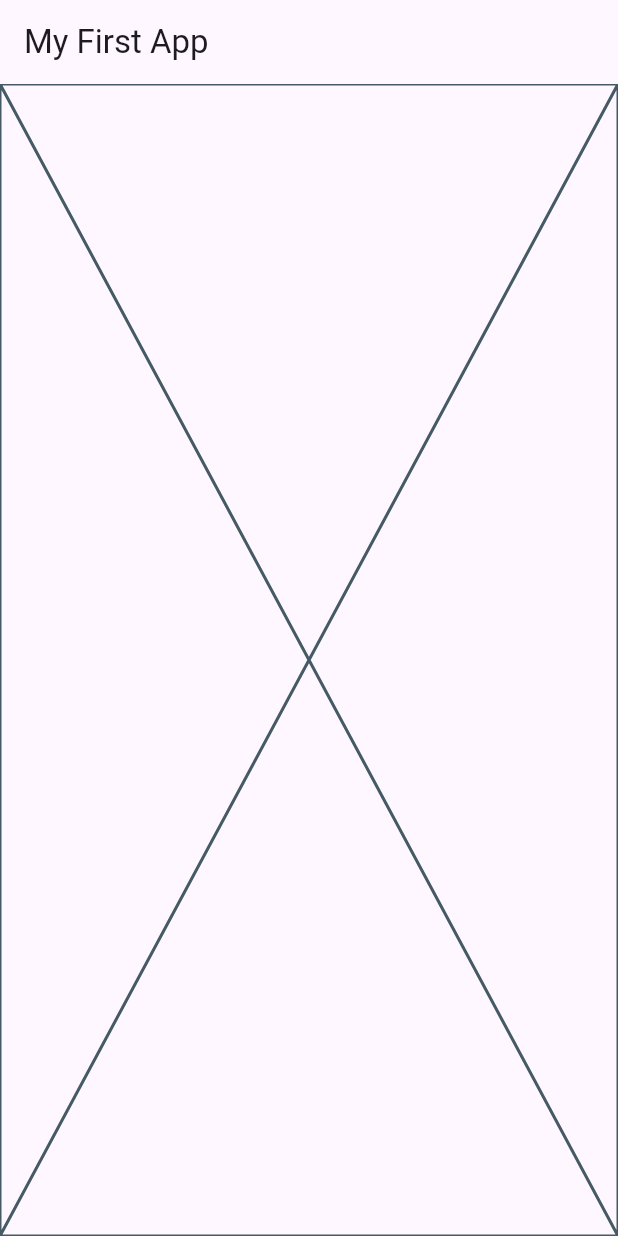
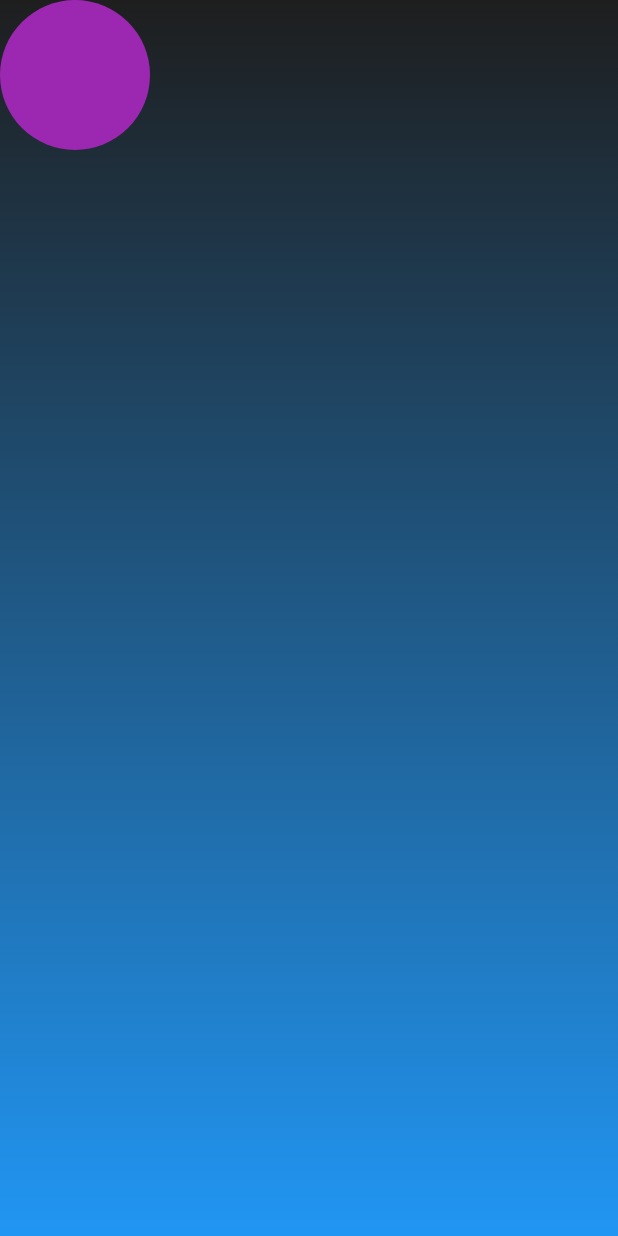
Before and after one commit to Yasitha-Bhanuka/animiya, a Flutter app: the screen it shows after launch, on a phone screen of 412 x 824 dp. Run offline on Flutter 3.47's test engine with Material 3 defaults, Android fonts, the phone set to English and light mode, and no system bars.

Commit message:
Use the Stack widget for make the layers of widget UIs

```diff
--- a/lib/main.dart
+++ b/lib/main.dart
@@ -10,14 +10,9 @@ class MyApp extends StatelessWidget {
 
   @override
   Widget build(BuildContext context) {
-    return MaterialApp(
+    return const MaterialApp(
       title: 'My First App',
-      home: Scaffold(
-        appBar: AppBar(
-          title: const Text('My First App'),
-        ),
-        body: const HomePage(),
-      ),
+      home: HomePage(),
     );
   }
 }
--- a/lib/pages/home_page.dart
+++ b/lib/pages/home_page.dart
@@ -10,6 +10,44 @@ class HomePage extends StatefulWidget {
 class _HomePageState extends State<HomePage> {
   @override
   Widget build(BuildContext context) {
-    return const Placeholder();
+    return SafeArea(
+      child: Scaffold(
+        body: Container(
+          child: Stack(
+            clipBehavior: Clip.none,
+            children: <Widget>[
+              _pageBackground(),
+              _circularAnimation(),
+            ],
+          ),
+        ),
+      ),
+    );
+  }
+
+  Widget _pageBackground() {
+    return Container(
+      decoration: const BoxDecoration(
+        gradient: LinearGradient(
+          begin: Alignment.topCenter,
+          end: Alignment.bottomCenter,
+          colors: [
+            Color(0xFF1E1E1E),
+            Colors.blue,
+          ],
+        ),
+      ),
+    );
+  }
+
+  Widget _circularAnimation() {
+    return Container(
+      width: 100,
+      height: 100,
+      decoration: BoxDecoration(
+        borderRadius: BorderRadius.circular(100),
+        color: Colors.purple,
+      ),
+    );
   }
 }
```
